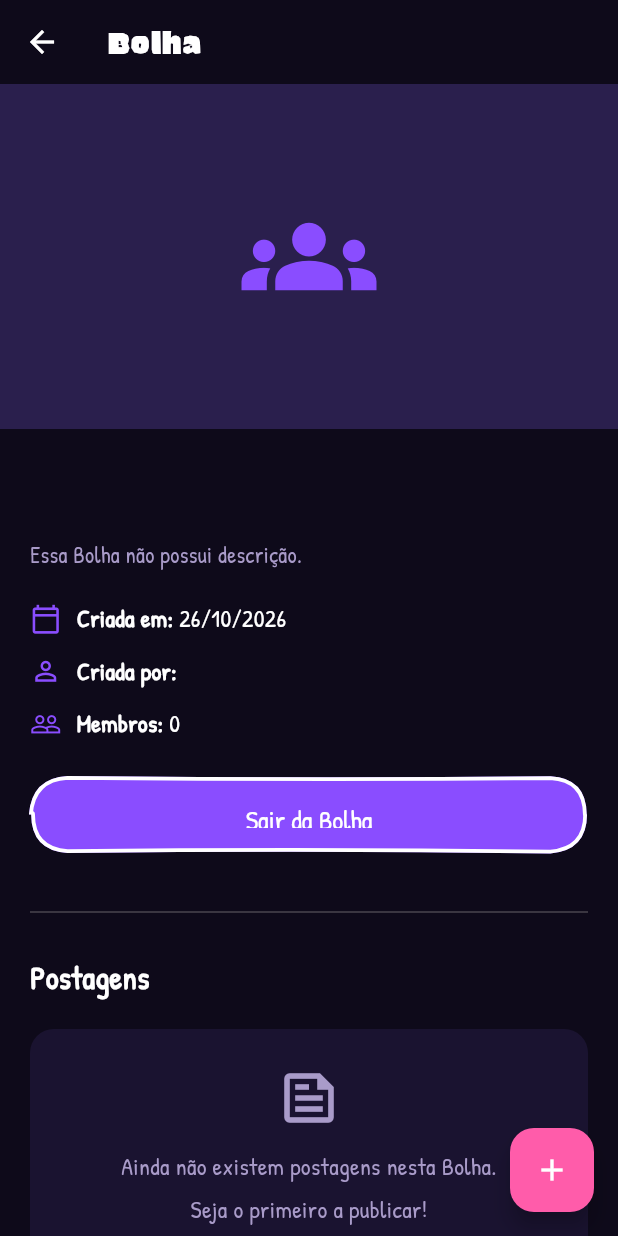
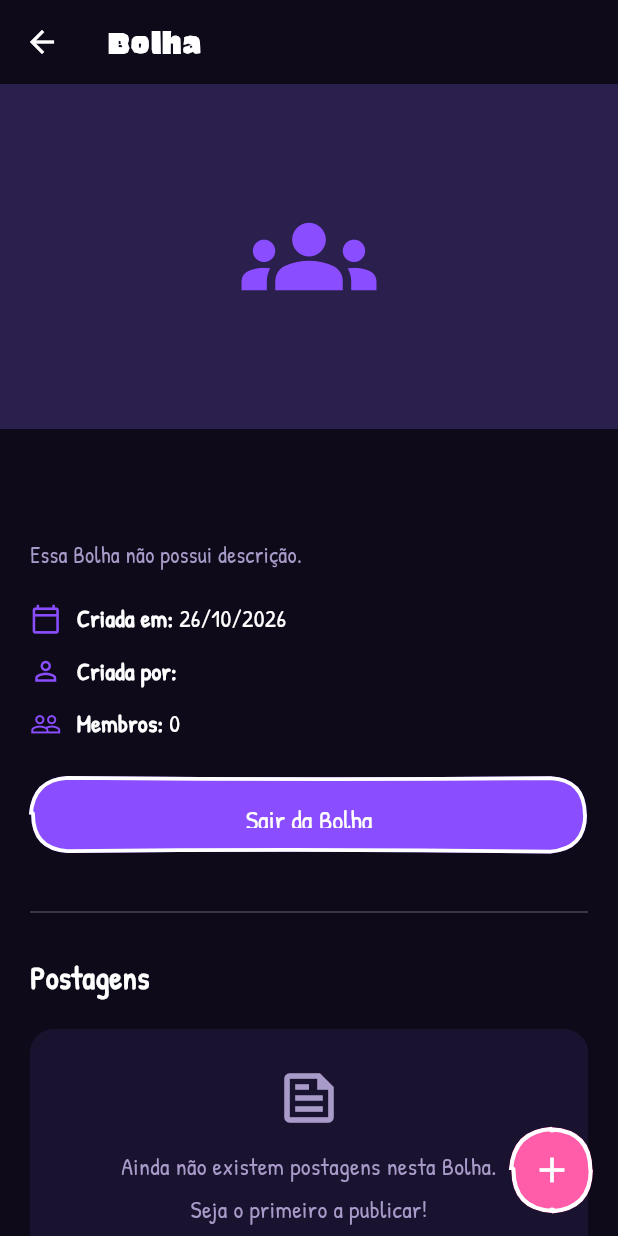
Before and after one commit to enzinh16/aBolha, a Flutter app: the BubbleDetailScreen screen opened directly with empty values, on a phone screen of 412 x 824 dp. Run offline on Flutter 3.47's test engine with Material 3 defaults, Android fonts, the phone set to English and light mode, and no system bars; our stand-ins replace cloud_firestore, firebase_auth, firebase_core, image_picker; accounts and stored records are empty; generated files the repository leaves out were written again.

Commit message:
atualizando tela de detalhes de uma bolha

```diff
--- a/app/lib/screens/bubble_detail_screen.dart
+++ b/app/lib/screens/bubble_detail_screen.dart
@@ -9,6 +9,7 @@ import '../services/bubble_service.dart';
 import '../services/post_service.dart';
 import '../widgets/post_card.dart';
 import 'create_post_screen.dart';
+import '../widgets/sketch_circle_button.dart';
 
 class BubbleDetailScreen extends StatefulWidget {
   final String bubbleId;
@@ -193,20 +194,20 @@ class _BubbleDetailScreenState
                 participa,
               ),
               floatingActionButton: participa
-                  ? FloatingActionButton(
+                  ? SketchCircleButton(
+                      icon: Icons.add,
+                      tooltip: 'Criar Postagem',
                       onPressed: () async {
                         await Navigator.push(
                           context,
                           MaterialPageRoute(
-                            builder: (_) =>
-                                CreatePostScreen(
+                            builder: (_) => CreatePostScreen(
                               bubbleId: bubble.id,
                               bubbleNome: bubble.nome,
                             ),
                           ),
                         );
                       },
-                      child: const Icon(Icons.add),
                     )
                   : null,
             );
```
